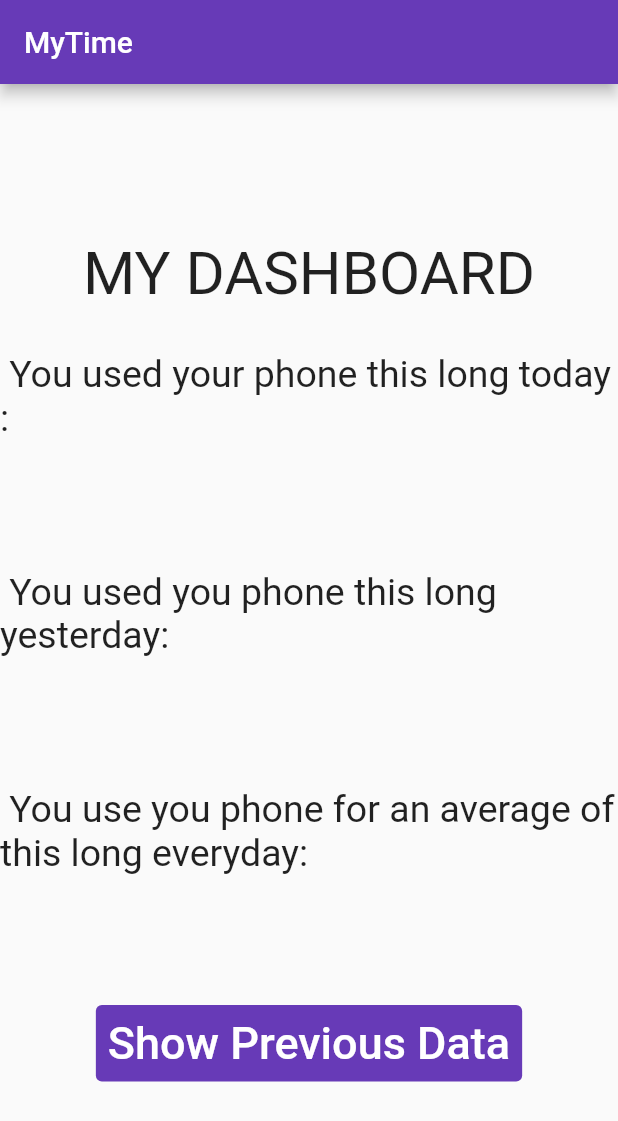
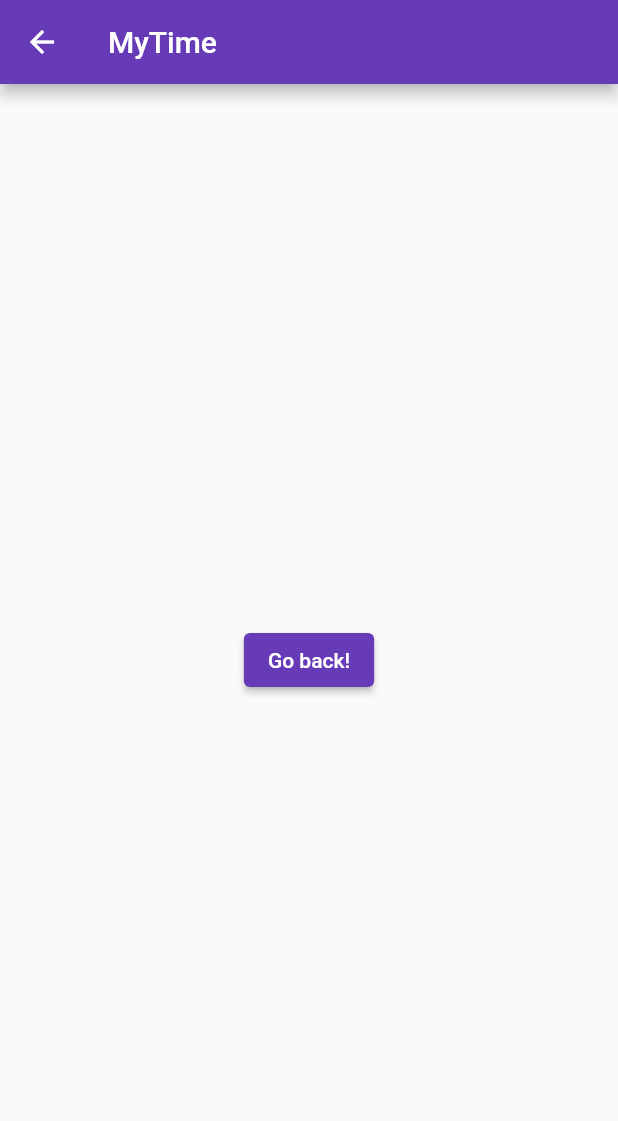
Before and after one commit to deepshikha-s/MyTime, a Flutter app: the screen it shows after launch, after a tap on "Show Previous Data", on a phone screen of 412 x 824 dp. Shown: the top 1121 px of the screen. Run offline on Flutter 3.47's test engine with Material 2 defaults, Android fonts, the phone set to English and light mode, and no system bars.

Commit message:
Navigation Set Up

```diff
--- a/mytime/lib/main.dart
+++ b/mytime/lib/main.dart
@@ -1,27 +1,16 @@
 import 'package:flutter/material.dart';
 
 void main() {
-  runApp(const MyApp());
+  runApp(const DashBoard());
 }
 
-class MyApp extends StatelessWidget {
-  const MyApp({Key? key}) : super(key: key);
-
-  // This widget is the root of your application.
+class DashBoard extends StatelessWidget {
+  const DashBoard({Key? key}) : super(key: key);
   @override
   Widget build(BuildContext context) {
     return MaterialApp(
-      title: 'Flutter Demo',
+      title: 'MyTime',
       theme: ThemeData(
-        // This is the theme of your application.
-        //
-        // Try running your application with "flutter run". You'll see the
-        // application has a blue toolbar. Then, without quitting the app, try
-        // changing the primarySwatch below to Colors.green and then invoke
-        // "hot reload" (press "r" in the console where you ran "flutter run",
-        // or simply save your changes to "hot reload" in a Flutter IDE).
-        // Notice that the counter didn't reset back to zero; the application
-        // is not restarted.
         primarySwatch: Colors.deepPurple,
       ),
       home: const MyHomePage(title: 'MyTime'),
@@ -29,17 +18,28 @@ class MyApp extends StatelessWidget {
   }
 }
 
+class PreviousData extends StatelessWidget {
+  const PreviousData({Key? key}) : super(key: key);
+  @override
+  Widget build(BuildContext context) {
+    return Scaffold(
+      appBar: AppBar(
+        title: const Text("MyTime"),
+      ),
+      body: Center(
+        child: ElevatedButton(
+          onPressed: () {
+            Navigator.pop(context);
+          },
+          child: const Text('Go back!'),
+        ),
+      ),
+    );
+  }
+}
+
 class MyHomePage extends StatefulWidget {
   const MyHomePage({Key? key, required this.title}) : super(key: key);
-
-  // This widget is the home page of your application. It is stateful, meaning
-  // that it has a State object (defined below) that contains fields that affect
-  // how it looks.
-
-  // This class is the configuration for the state. It holds the values (in this
-  // case the title) provided by the parent (in this case the App widget) and
-  // used by the build method of the State. Fields in a Widget subclass are
-  // always marked "final".
 
   final String title;
 
@@ -50,34 +50,12 @@ class MyHomePage extends StatefulWidget {
 class _MyHomePageState extends State<MyHomePage> {
   @override
   Widget build(BuildContext context) {
-    // This method is rerun every time setState is called, for instance as done
-    // by the _incrementCounter method above.
-    //
-    // The Flutter framework has been optimized to make rerunning build methods
-    // fast, so that you can just rebuild anything that needs updating rather
-    // than having to individually change instances of widgets.
     return Scaffold(
       appBar: AppBar(
-        // Here we take the value from the MyHomePage object that was created by
-        // the App.build method, and use it to set our appbar title.
         title: Text(widget.title),
       ),
       body: Center(
         child: Column(
-          // Column is also a layout widget. It takes a list of children and
-          // arranges them vertically. By default, it sizes itself to fit its
-          // children horizontally, and tries to be as tall as its parent.
-          //
-          // Invoke "debug painting" (press "p" in the console, choose the
-          // "Toggle Debug Paint" action from the Flutter Inspector in Android
-          // Studio, or the "Toggle Debug Paint" command in Visual Studio Code)
-          // to see the wireframe for each widget.
-          //
-          // Column has various properties to control how it sizes itself and
-          // how it positions its children. Here we use mainAxisAlignment to
-          // center the children vertically; the main axis here is the vertical
-          // axis because Columns are vertical (the cross axis would be
-          // horizontal).
           mainAxisAlignment: MainAxisAlignment.center,
           children: <Widget>[
             const Text(
@@ -104,12 +82,17 @@ class _MyHomePageState extends State<MyHomePage> {
                 fontSize: 25,
               ),
             ),
-            TextButton(
+            ElevatedButton(
               style: TextButton.styleFrom(
                 backgroundColor: Colors.deepPurple,
                 primary: Colors.white,
               ),
-              onPressed: () {},
+              onPressed: () {
+                Navigator.push(
+                    context,
+                    MaterialPageRoute(
+                        builder: (context) => const PreviousData()));
+              },
               child: const Text(
                 "Show Previous Data",
                 style: TextStyle(
```
Also changed, not shown: 1 other file.
